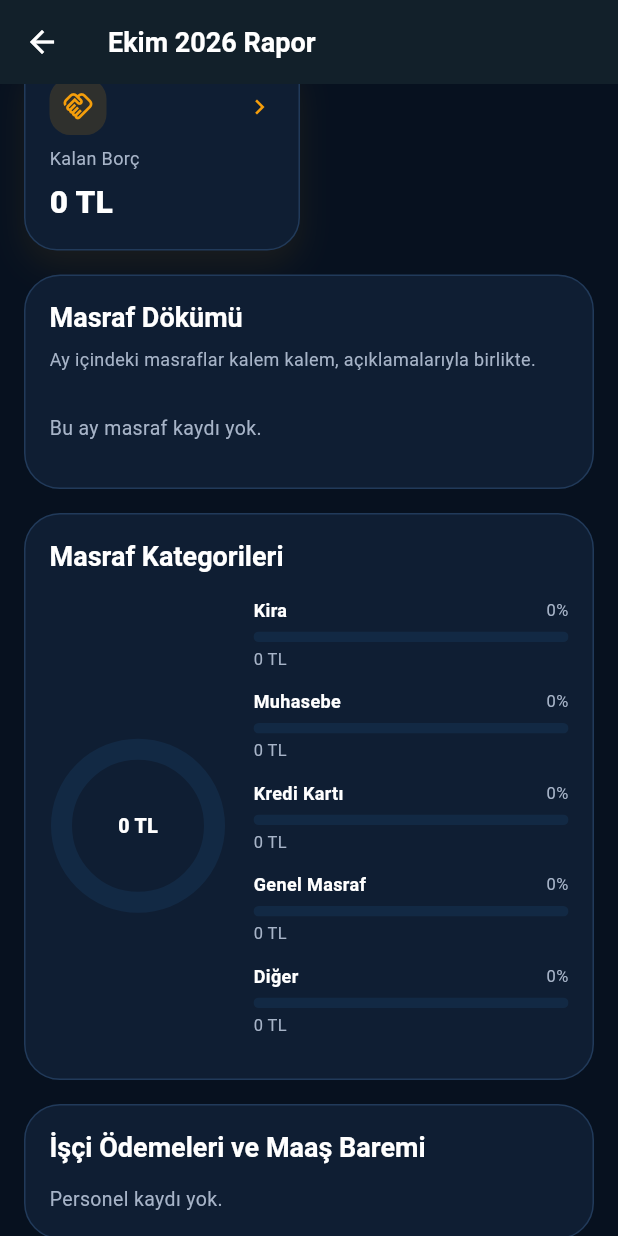
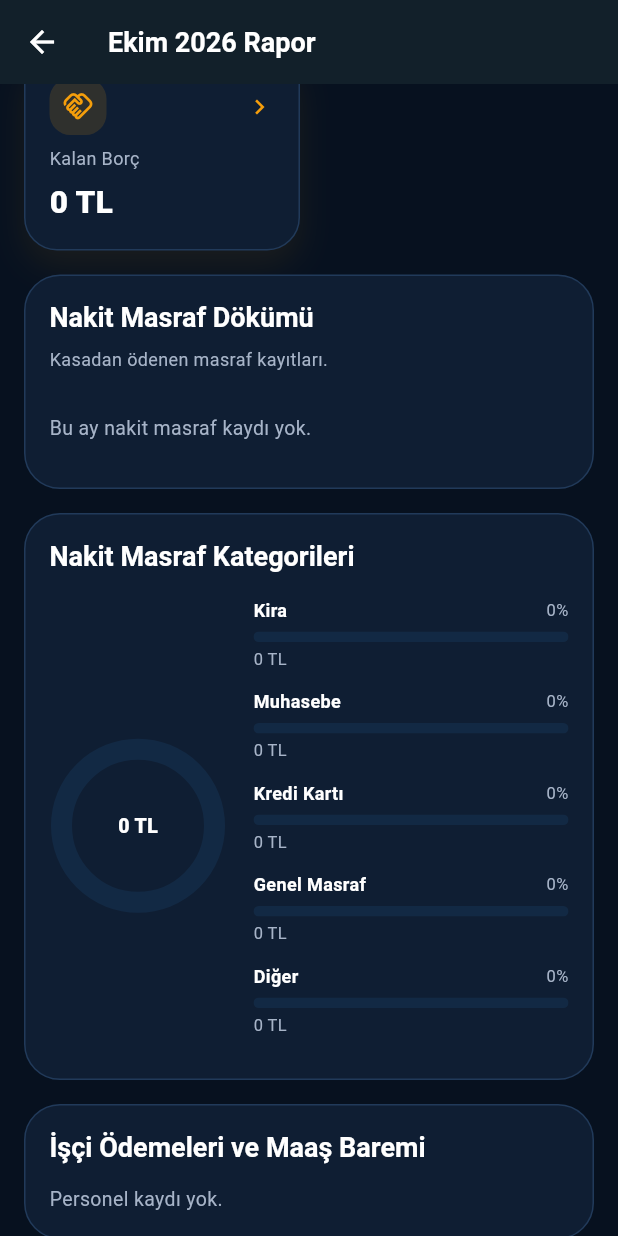
Before and after one commit to onuronozer/palaoglu-kasa-takip-app, a Flutter app: the ReportScreen screen opened directly, scrolled down 1152 dp, on a phone screen of 412 x 824 dp. Run offline on Flutter 3.47's test engine with Material 3 defaults, Android fonts, the phone set to English and light mode, and no system bars; our stand-ins replace cloud_firestore, firebase_auth, firebase_core, flutter_local_notifications, flutter_riverpod, go_router and 5 more; missing offline and left inert: dart:html, dart:js, google_mlkit_text_recognition, share_intent_package; accounts and stored records are empty.

Commit message:
Kiraathane rapor odeme kaynaklari ayrildi

```diff
--- a/lib/features/report/monthly_report_pdf.dart
+++ b/lib/features/report/monthly_report_pdf.dart
@@ -32,7 +32,12 @@ Future<Uint8List> buildKiraathaneMonthlyReportPdf({
     transactions.where((item) => item.type == TransactionTypes.ciro),
   );
   final expenseRows = _transactionRows(
-    transactions.where((item) => item.type == TransactionTypes.masraf),
+    transactions.where(
+      (item) =>
+          item.type == TransactionTypes.masraf &&
+          item.usesPaymentSource &&
+          item.paymentSource == PaymentSources.cash,
+    ),
   );
   final personalRows = _transactionRows(
     transactions.where(
@@ -85,12 +90,12 @@ Future<Uint8List> buildKiraathaneMonthlyReportPdf({
           totalValue: MoneyUtils.format(summary.monthlyCiro),
         ),
         pw.SizedBox(height: 12),
-        _sectionTitle('Masraf Dökümü'),
+        _sectionTitle('Nakit Masraf Dökümü'),
         _table(
           headers: const ['Tarih', 'Kalem', 'Ödeme', 'Tutar'],
           rows: expenseRows,
-          totalLabel: 'Toplam Masraf',
-          totalValue: MoneyUtils.format(summary.monthlyMasraf),
+          totalLabel: 'Toplam Nakit Masraf',
+          totalValue: MoneyUtils.format(summary.cashPaidMasraf),
           flexes: const [1, 3, 2, 1],
         ),
         pw.SizedBox(height: 12),
--- a/lib/features/report/report_detail_screen.dart
+++ b/lib/features/report/report_detail_screen.dart
@@ -170,8 +170,8 @@ _ReportDetailInfo _detailInfo(String type) {
   switch (type) {
     case ReportDetailTypes.masraf:
       return const _ReportDetailInfo(
-        title: 'Toplam Masraf Detayı',
-        subtitle: 'Masraflar kalem kalem ve kayıt kayıt.',
+        title: 'Nakit Masraf Detayı',
+        subtitle: 'Kasadan ödenen normal masraf kayıtları.',
         icon: Icons.receipt_long,
         color: AppColors.expense,
       );
@@ -226,8 +226,8 @@ _ReportDetailInfo _detailInfo(String type) {
       );
     case ReportDetailTypes.cashPaid:
       return const _ReportDetailInfo(
-        title: 'Kasadan Ödenen Detayı',
-        subtitle: 'Kasadan nakit çıkan kayıtlar.',
+        title: 'Kasadan Çıkan Toplam Detayı',
+        subtitle: 'Masraf, işçi ve işletme ortağı ödemeleri.',
         icon: Icons.point_of_sale_outlined,
         color: AppColors.primary,
       );
@@ -266,7 +266,7 @@ _ReportDetailInfo _detailInfo(String type) {
 double _totalForDetail(String type, FinancialSummary summary) {
   switch (type) {
     case ReportDetailTypes.masraf:
-      return summary.monthlyMasraf;
+      return summary.cashPaidMasraf;
     case ReportDetailTypes.employee:
       return summary.employeePayments;
     case ReportDetailTypes.bank:
@@ -305,7 +305,8 @@ List<TransactionModel> _transactionsForDetail(
   final filtered = transactions.where((item) {
     switch (type) {
       case ReportDetailTypes.masraf:
-        return item.type == TransactionTypes.masraf;
+        return item.type == TransactionTypes.masraf &&
+            usesSource(item, PaymentSources.cash);
       case ReportDetailTypes.employee:
         return item.type == TransactionTypes.isci;
       case ReportDetailTypes.bank:
@@ -408,14 +409,14 @@ String _breakdownTitle(String type) {
     case ReportDetailTypes.creditCard:
       return 'Kredi Kartı Kalemleri';
     case ReportDetailTypes.cashPaid:
-      return 'Kasadan Ödenen Kalemler';
+      return 'Kasadan Çıkan Kalemler';
     case ReportDetailTypes.commissionPaid:
       return 'Ödeme Kaynağı';
     case ReportDetailTypes.debt:
       return 'Kişi Bazlı Kalan';
     case ReportDetailTypes.masraf:
     default:
-      return 'Masraf Kalemleri';
+      return 'Nakit Masraf Kalemleri';
   }
 }
 
@@ -424,7 +425,7 @@ String _recordsTitle(String type) {
     case ReportDetailTypes.ciro:
       return 'Ciro Kayıtları';
     case ReportDetailTypes.masraf:
-      return 'Masraf Kayıtları';
+      return 'Nakit Masraf Kayıtları';
     case ReportDetailTypes.employee:
       return 'İşçi Ödeme Kayıtları';
     case ReportDetailTypes.bank:
@@ -432,7 +433,7 @@ String _recordsTitle(String type) {
     case ReportDetailTypes.commissionPaid:
       return 'Ortak Ödeme Kayıtları';
     case ReportDetailTypes.cashPaid:
-      return 'Kasadan Ödenen Kayıtlar';
+      return 'Kasadan Çıkan Kayıtlar';
     case ReportDetailTypes.personalPaid:
       return 'Şahsi Ödenen Kayıtlar';
     case ReportDetailTypes.creditCard:
--- a/lib/features/report/report_screen.dart
+++ b/lib/features/report/report_screen.dart
@@ -3,6 +3,7 @@ import 'package:flutter_riverpod/flutter_riverpod.dart';
 import 'package:go_router/go_router.dart';
 import 'package:pdf/pdf.dart';
 
+import '../../core/constants/categories.dart';
 import '../../core/pdf/pdf_file_saver.dart';
 import '../../core/theme/app_colors.dart';
 import '../../core/utils/date_utils.dart';
@@ -174,7 +175,15 @@ class _ReportScreenState extends ConsumerState<ReportScreen> {
                               const SizedBox(height: 16),
                               ExpenseCategoryChart(
                                 categories: ReportUtils.expenseCategories(
-                                  transactions,
+                                  transactions
+                                      .where(
+                                        (transaction) =>
+                                            transaction.type ==
+                                                TransactionTypes.masraf &&
+                                            transaction.paymentSource ==
+                                                PaymentSources.cash,
+                                      )
+                                      .toList(),
                                 ),
                               ),
                               const SizedBox(height: 16),
--- a/lib/features/report/widgets/expense_category_chart.dart
+++ b/lib/features/report/widgets/expense_category_chart.dart
@@ -26,7 +26,7 @@ class ExpenseCategoryChart extends StatelessWidget {
         crossAxisAlignment: CrossAxisAlignment.start,
         children: [
           Text(
-            'Masraf Kategorileri',
+            'Nakit Masraf Kategorileri',
             style: Theme.of(context).textTheme.titleLarge,
           ),
           const SizedBox(height: 16),
--- a/lib/features/report/widgets/expense_detail_table_card.dart
+++ b/lib/features/report/widgets/expense_detail_table_card.dart
@@ -13,7 +13,11 @@ class ExpenseDetailTableCard extends StatelessWidget {
   @override
   Widget build(BuildContext context) {
     final expenses = transactions
-        .where((transaction) => transaction.type == TransactionTypes.masraf)
+        .where(
+          (transaction) =>
+              transaction.type == TransactionTypes.masraf &&
+              transaction.paymentSource == PaymentSources.cash,
+        )
         .toList()
       ..sort((a, b) => b.date.compareTo(a.date));
 
@@ -27,10 +31,13 @@ class ExpenseDetailTableCard extends StatelessWidget {
       child: Column(
         crossAxisAlignment: CrossAxisAlignment.start,
         children: [
-          Text('Masraf Dökümü', style: Theme.of(context).textTheme.titleLarge),
+          Text(
+            'Nakit Masraf Dökümü',
+            style: Theme.of(context).textTheme.titleLarge,
+          ),
           const SizedBox(height: 8),
           const Text(
-            'Ay içindeki masraflar kalem kalem, açıklamalarıyla birlikte.',
+            'Kasadan ödenen masraf kayıtları.',
             style: TextStyle(color: AppColors.mutedText, fontSize: 12),
           ),
           const SizedBox(height: 14),
@@ -38,7 +45,7 @@ class ExpenseDetailTableCard extends StatelessWidget {
             const Padding(
               padding: EdgeInsets.symmetric(vertical: 14),
               child: Text(
-                'Bu ay masraf kaydı yok.',
+                'Bu ay nakit masraf kaydı yok.',
                 style: TextStyle(color: AppColors.mutedText),
               ),
             )
--- a/lib/features/report/widgets/report_summary_cards.dart
+++ b/lib/features/report/widgets/report_summary_cards.dart
@@ -31,8 +31,8 @@ class ReportSummaryCards extends StatelessWidget {
         onTap: () => _openDetail(context, ReportDetailTypes.ciro),
       ),
       MetricCard(
-        title: 'Toplam Masraf',
-        value: MoneyUtils.format(summary.monthlyMasraf),
+        title: 'Nakit Masraflar',
+        value: MoneyUtils.format(summary.cashPaidMasraf),
         icon: Icons.receipt_long,
         color: AppColors.expense,
         onTap: () => _openDetail(context, ReportDetailTypes.masraf),
@@ -90,7 +90,7 @@ class ReportSummaryCards extends StatelessWidget {
         onTap: () => _openDetail(context, ReportDetailTypes.cashOnHand),
       ),
       MetricCard(
-        title: 'Kasadan Ödenen',
+        title: 'Kasadan Çıkan Toplam',
         value: MoneyUtils.format(summary.cashPaidTotal),
         icon: Icons.point_of_sale_outlined,
         color: AppColors.primary,
```
Also changed, not shown: 1 other file.
